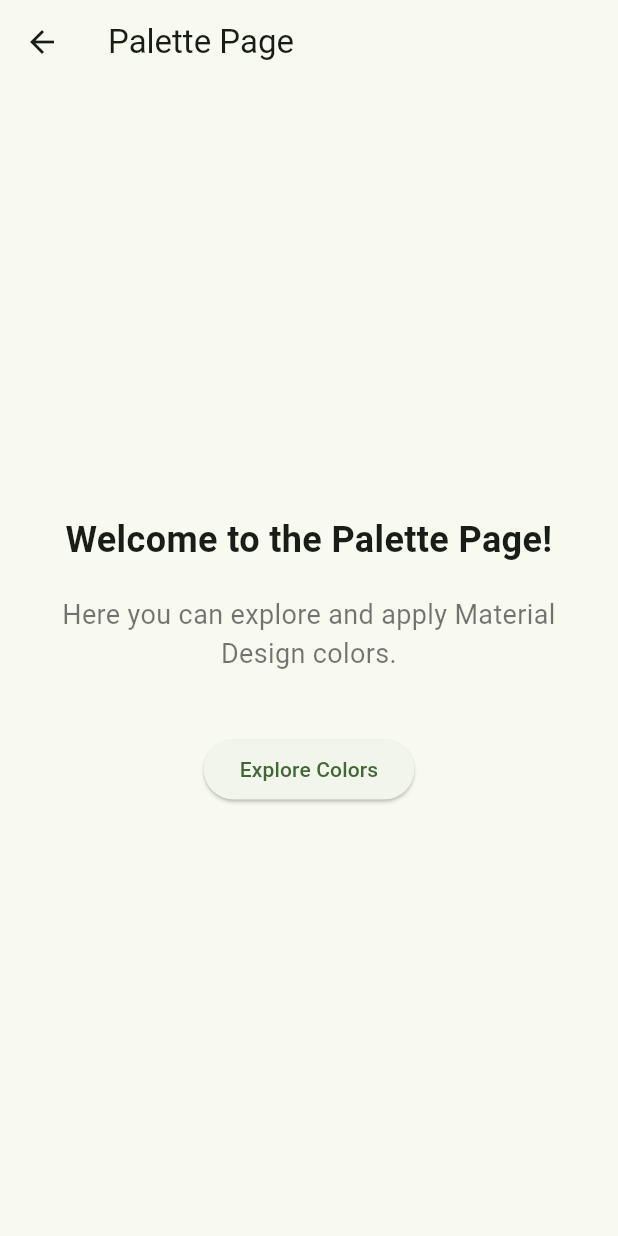
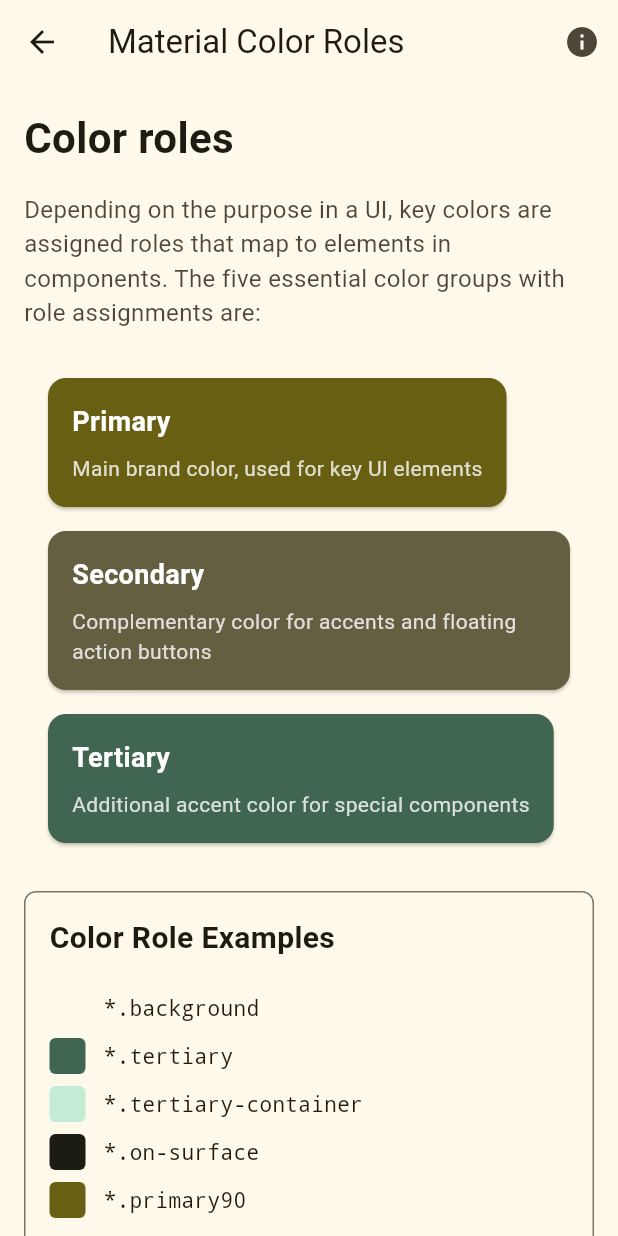
Before and after one commit to dongguowu/material_palette, a Flutter app: the PalettePage screen opened directly, on a phone screen of 412 x 824 dp. Run offline on Flutter 3.47's test engine with Material 3 defaults, Android fonts, the phone set to English and light mode, and no system bars; our stand-ins replace auto_route, flutter_riverpod, fpdart, freezed_annotation, get_it, logger and 2 more; missing offline and left inert: flutter_adaptive_scaffold, flutter_logs; accounts and stored records are empty; generated files the repository leaves out were written again.

Commit message:
#1.0.7 use Material Color Theme

```diff
--- a/lib/features/app/app_layout/root_screen_adaptive_layout.dart
+++ b/lib/features/app/app_layout/root_screen_adaptive_layout.dart
@@ -56,17 +56,21 @@ class _MyHomePageState extends ConsumerState<RootAdaptiveScreen> {
 
   @override
   Widget build(BuildContext context) {
+    final colorScheme = Theme.of(context).colorScheme;
     final NavigationRailThemeData navRailTheme =
         Theme.of(context).navigationRailTheme;
 
     final Widget trailingNavRail = Column(
       children: <Widget>[
-        const Divider(color: Colors.black),
+        Divider(color: colorScheme.outline),
         const SizedBox(height: 10),
-        const Row(
+        Row(
           children: <Widget>[
-            SizedBox(width: 27),
-            Text('Settings', style: TextStyle(fontSize: 16)),
+            const SizedBox(width: 27),
+            Text(
+              'Settings',
+              style: TextStyle(fontSize: 16, color: colorScheme.onSurface),
+            ),
           ],
         ),
         const SizedBox(height: 10),
@@ -77,12 +81,19 @@ class _MyHomePageState extends ConsumerState<RootAdaptiveScreen> {
               onPressed: () {
                 context.router.push(ThemeSettingsRoute());
               },
-              icon: const Icon(Icons.folder_copy_outlined),
+              icon: Icon(
+                Icons.folder_copy_outlined,
+                color: colorScheme.primary,
+              ),
               iconSize: 21,
             ),
             const SizedBox(width: 21),
-            const Flexible(
-              child: Text('Freelance', overflow: TextOverflow.ellipsis),
+            Flexible(
+              child: Text(
+                'Freelance',
+                style: TextStyle(color: colorScheme.onSurface),
+                overflow: TextOverflow.ellipsis,
+              ),
             ),
           ],
         ),
@@ -162,8 +173,11 @@ class _MyHomePageState extends ConsumerState<RootAdaptiveScreen> {
                       leading: Row(
                         mainAxisAlignment: MainAxisAlignment.spaceAround,
                         children: <Widget>[
-                          Text('REPLY', style: headerColor),
-                          const Icon(Icons.menu_open),
+                          Text(
+                            'REPLY',
+                            style: TextStyle(color: colorScheme.primary),
+                          ),
+                          Icon(Icons.menu_open, color: colorScheme.primary),
                         ],
                       ),
                       destinations:
--- a/lib/features/app/app_themes/ui/app_theme_extension.dart
+++ /dev/null
@@ -1,37 +0,0 @@
-// Custom theme extension for shopping-specific colors
-import 'package:flutter/material.dart';
-
-@immutable
-class ShopThemeExtension extends ThemeExtension<ShopThemeExtension> {
-  final Color salePrice;
-  final Color outOfStock;
-  final Color newArrival;
-
-  const ShopThemeExtension({
-    required this.salePrice,
-    required this.outOfStock,
-    required this.newArrival,
-  });
-
-  @override
-  ThemeExtension<ShopThemeExtension> copyWith({
-    Color? salePrice,
-    Color? outOfStock,
-    Color? newArrival,
-  }) {
-    return ShopThemeExtension(
-      salePrice: salePrice ?? this.salePrice,
-      outOfStock: outOfStock ?? this.outOfStock,
-      newArrival: newArrival ?? this.newArrival,
-    );
-  }
-
-  @override
-  ThemeExtension<ShopThemeExtension> lerp(
-    ThemeExtension<ShopThemeExtension>? other,
-    double t,
-  ) {
-    // Implementation for smooth transitions
-    return this;
-  }
-}
--- a/lib/features/palette/ui/palette_page.dart
+++ b/lib/features/palette/ui/palette_page.dart
@@ -5,36 +5,182 @@ import 'package:flutter/material.dart';
 class PalettePage extends StatelessWidget {
   const PalettePage({super.key});
 
+  Widget _buildColorRoleCard(
+    String title,
+    String description,
+    Color backgroundColor,
+    Color textColor,
+  ) {
+    return Card(
+      color: backgroundColor,
+      margin: EdgeInsets.symmetric(vertical: 8, horizontal: 16),
+      child: Padding(
+        padding: const EdgeInsets.all(16.0),
+        child: Column(
+          crossAxisAlignment: CrossAxisAlignment.start,
+          children: [
+            Text(
+              title,
+              style: TextStyle(
+                fontSize: 18,
+                fontWeight: FontWeight.bold,
+                color: textColor,
+              ),
+            ),
+            SizedBox(height: 8),
+            Text(
+              description,
+              style: TextStyle(fontSize: 14, color: textColor.withAlpha(204)),
+            ),
+          ],
+        ),
+      ),
+    );
+  }
+
+  Widget _buildColorExample(BuildContext context, String label, Color color) {
+    return Padding(
+      padding: const EdgeInsets.symmetric(vertical: 4),
+      child: Row(
+        children: [
+          Container(
+            width: 24,
+            height: 24,
+            decoration: BoxDecoration(
+              color: color,
+              borderRadius: BorderRadius.circular(4),
+            ),
+          ),
+          SizedBox(width: 12),
+          Text(
+            label,
+            style: TextStyle(
+              fontFamily: 'monospace',
+              color: Theme.of(context).colorScheme.onSurface,
+            ),
+          ),
+        ],
+      ),
+    );
+  }
+
   @override
   Widget build(BuildContext context) {
+    final colorScheme = Theme.of(context).colorScheme;
+
     return Scaffold(
-      appBar: AppBar(title: Text('Palette Page')),
-      body: Center(
+      backgroundColor: colorScheme.surface,
+      appBar: AppBar(
+        backgroundColor: colorScheme.surface,
+        title: Text('Material Color Roles'),
+        actions: [
+          IconButton(
+            icon: Icon(Icons.info),
+            onPressed: () => Navigator.of(context).pushNamed('/about'),
+          ),
+        ],
+      ),
+      body: SingleChildScrollView(
         child: Padding(
           padding: const EdgeInsets.all(16.0),
           child: Column(
-            mainAxisAlignment: MainAxisAlignment.center,
+            crossAxisAlignment: CrossAxisAlignment.start,
             children: [
               Text(
-                'Welcome to the Palette Page!',
-                style: TextStyle(fontSize: 24, fontWeight: FontWeight.bold),
-                textAlign: TextAlign.center,
+                'Color roles',
+                style: TextStyle(
+                  fontSize: 28,
+                  fontWeight: FontWeight.bold,
+                  color: colorScheme.onSurface,
+                ),
               ),
-              SizedBox(height: 20),
+              SizedBox(height: 16),
               Text(
-                'Here you can explore and apply Material Design colors.',
-                style: TextStyle(fontSize: 18, color: Colors.black54),
-                textAlign: TextAlign.center,
+                'Depending on the purpose in a UI, key colors are assigned roles that map to elements in components. The five essential color groups with role assignments are:',
+                style: TextStyle(
+                  fontSize: 16,
+                  color: colorScheme.onSurface.withAlpha(204),
+                ),
               ),
-              SizedBox(height: 40),
-              ElevatedButton(
-                onPressed: () {
-                  // Implement navigation to another page or functionality
-                  Navigator.of(
-                    context,
-                  ).pushNamed('/someOtherPage'); // Example route
-                },
-                child: Text('Explore Colors'),
+              SizedBox(height: 24),
+              _buildColorRoleCard(
+                'Primary',
+                'Main brand color, used for key UI elements',
+                colorScheme.primary,
+                colorScheme.onPrimary,
+              ),
+              _buildColorRoleCard(
+                'Secondary',
+                'Complementary color for accents and floating action buttons',
+                colorScheme.secondary,
+                colorScheme.onSecondary,
+              ),
+              _buildColorRoleCard(
+                'Tertiary',
+                'Additional accent color for special components',
+                colorScheme.tertiary,
+                colorScheme.onTertiary,
+              ),
+              Container(
+                margin: EdgeInsets.symmetric(vertical: 24),
+                padding: EdgeInsets.all(16),
+                decoration: BoxDecoration(
+                  color: colorScheme.surface,
+                  borderRadius: BorderRadius.circular(8),
+                  border: Border.all(color: colorScheme.outline),
+                ),
+                child: Column(
+                  crossAxisAlignment: CrossAxisAlignment.start,
+                  children: [
+                    Text(
+                      'Color Role Examples',
+                      style: TextStyle(
+                        fontSize: 20,
+                        fontWeight: FontWeight.bold,
+                        color: colorScheme.onSurface,
+                      ),
+                    ),
+                    SizedBox(height: 16),
+                    _buildColorExample(
+                      context,
+                      '*.background',
+                      colorScheme.surface,
+                    ),
+                    _buildColorExample(
+                      context,
+                      '*.tertiary',
+                      colorScheme.tertiary,
+                    ),
+                    _buildColorExample(
+                      context,
+                      '*.tertiary-container',
+                      colorScheme.tertiaryContainer,
+                    ),
+                    _buildColorExample(
+                      context,
+                      '*.on-surface',
+                      colorScheme.onSurface,
+                    ),
+                    _buildColorExample(
+                      context,
+                      '*.primary90',
+                      colorScheme.primary,
+                    ),
+                  ],
+                ),
+              ),
+              Center(
+                child: ElevatedButton.icon(
+                  style: ElevatedButton.styleFrom(
+                    backgroundColor: colorScheme.primary,
+                    foregroundColor: colorScheme.onPrimary,
+                  ),
+                  onPressed: () {
+                    // Implement color scheme generation functionality
+                  },
+                  icon: Icon(Icons.color_lens),
+                  label: Text('Generate Color Scheme'),
+                ),
               ),
             ],
           ),
--- a/lib/main.dart
+++ b/lib/main.dart
@@ -56,7 +56,13 @@ class MyApp extends ConsumerWidget {
 
     return MaterialApp.router(
       title: 'Your App',
-      theme: AppMaterialTheme.light,
+      theme: ThemeData(
+        useMaterial3: true, // Enable Material 3
+        colorScheme: ColorScheme.fromSeed(
+          seedColor: Colors.yellow, // Your seed color
+          brightness: Brightness.light, // Light or dark mode
+        ),
+      ),
       darkTheme: AppMaterialTheme.dark,
       themeMode:
           themeMode.valueOrNull?.themeMode ??
```
Also changed, not shown: lib/features/app/app_layout/active_tab_notifier.dart (+8 -4 lines).
